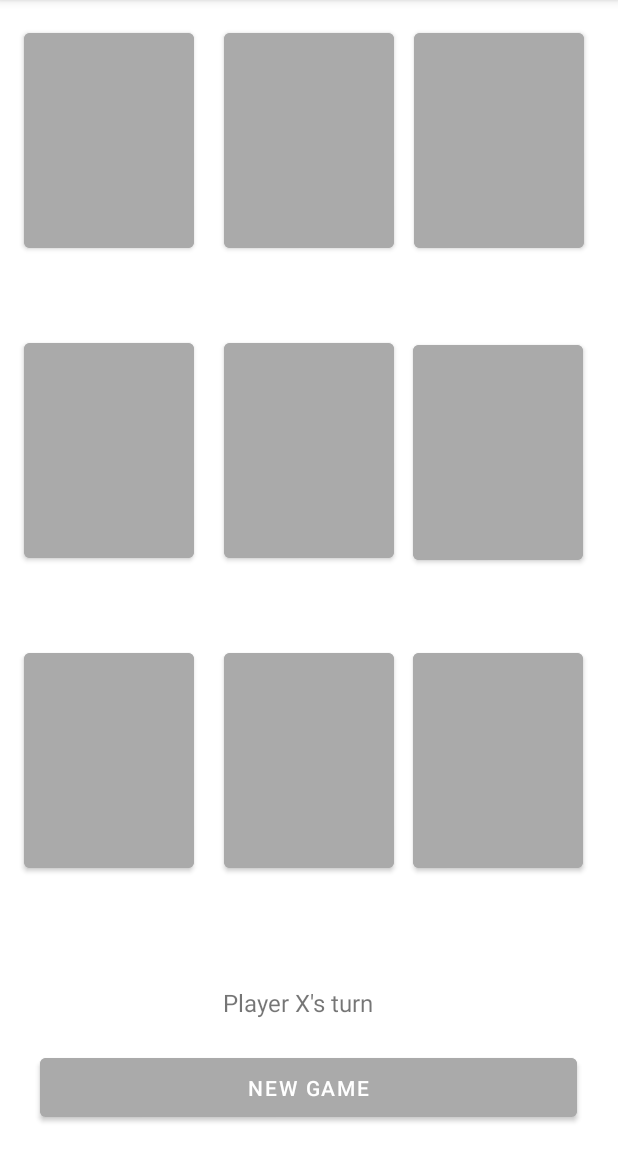
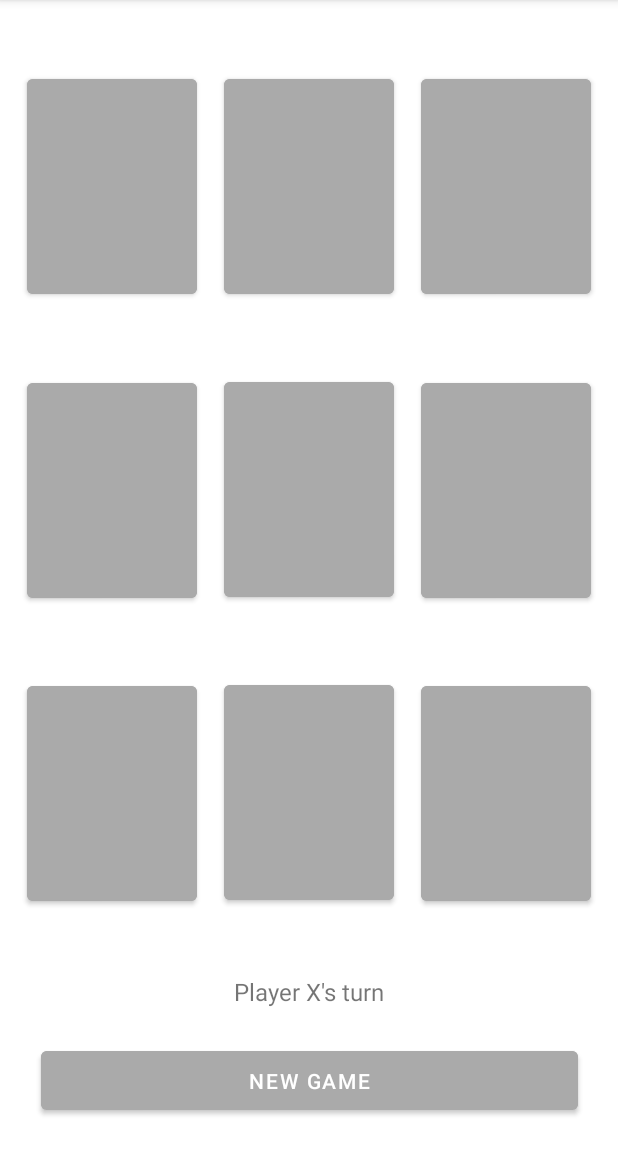
Before and after one commit to RyderDProgrammer/TicTacToe, an Android app: the screen it shows after launch (MainActivity), on a phone screen of 412 x 824 dp, the part 84-1236 px from its top. Run offline under Robolectric (Android 15) with nearby library versions, the phone set to English and light mode, and no system bars.

Commit message:
Got all constraints renewed and working on Pixel4 API30

```diff
--- a/app/src/main/res/layout/activity_main.xml
+++ b/app/src/main/res/layout/activity_main.xml
@@ -15,8 +15,9 @@
         android:textSize="48sp"
         app:iconTint="#686464"
         app:layout_constraintBottom_toTopOf="@+id/button7"
-        app:layout_constraintEnd_toEndOf="parent"
-        app:layout_constraintStart_toStartOf="parent"
+        app:layout_constraintEnd_toStartOf="@+id/button9"
+        app:layout_constraintHorizontal_bias="0.5"
+        app:layout_constraintStart_toEndOf="@+id/button5"
         app:layout_constraintTop_toBottomOf="@+id/button13"
         tools:ignore="SpeakableTextPresentCheck" />
 
@@ -24,46 +25,43 @@
         android:id="@+id/button7"
         android:layout_width="113dp"
         android:layout_height="155dp"
+        android:layout_marginBottom="44dp"
         android:backgroundTint="@android:color/darker_gray"
         android:textColor="#000000"
         android:textSize="48sp"
         app:iconTint="#686464"
-        app:layout_constraintBottom_toBottomOf="parent"
-        app:layout_constraintEnd_toEndOf="parent"
-        app:layout_constraintStart_toStartOf="parent"
-        app:layout_constraintTop_toTopOf="parent"
-        app:layout_constraintVertical_bias="0.701"
+        app:layout_constraintBottom_toTopOf="@+id/textView"
+        app:layout_constraintEnd_toStartOf="@+id/button10"
+        app:layout_constraintHorizontal_bias="0.5"
+        app:layout_constraintStart_toEndOf="@+id/button8"
         tools:ignore="SpeakableTextPresentCheck" />
 
     <Button
         android:id="@+id/button8"
         android:layout_width="113dp"
         android:layout_height="155dp"
-        android:layout_marginStart="16dp"
+        android:layout_marginBottom="88dp"
         android:backgroundTint="@android:color/darker_gray"
         android:textColor="#000000"
         android:textSize="48sp"
         app:iconTint="#686464"
-        app:layout_constraintBottom_toBottomOf="parent"
-        app:layout_constraintEnd_toStartOf="@+id/button13"
-        app:layout_constraintHorizontal_bias="0.0"
+        app:layout_constraintBottom_toTopOf="@+id/button"
+        app:layout_constraintEnd_toStartOf="@+id/button7"
+        app:layout_constraintHorizontal_bias="0.5"
         app:layout_constraintStart_toStartOf="parent"
-        app:layout_constraintTop_toTopOf="parent"
-        app:layout_constraintVertical_bias="0.701"
         tools:ignore="SpeakableTextPresentCheck" />
 
     <Button
         android:id="@+id/button5"
         android:layout_width="113dp"
         android:layout_height="155dp"
-        android:layout_marginStart="16dp"
         android:backgroundTint="@android:color/darker_gray"
         android:textColor="#000000"
         android:textSize="48sp"
         app:iconTint="#686464"
         app:layout_constraintBottom_toTopOf="@+id/button8"
-        app:layout_constraintEnd_toStartOf="@+id/button13"
-        app:layout_constraintHorizontal_bias="0.0"
+        app:layout_constraintEnd_toStartOf="@+id/button4"
+        app:layout_constraintHorizontal_bias="0.5"
         app:layout_constraintStart_toStartOf="parent"
         app:layout_constraintTop_toBottomOf="@+id/button2"
         tools:ignore="SpeakableTextPresentCheck" />
@@ -72,17 +70,14 @@
         android:id="@+id/textView"
         android:layout_width="wrap_content"
         android:layout_height="wrap_content"
+        android:layout_marginBottom="96dp"
         android:text="Player X's turn"
         android:textAlignment="center"
         android:textSize="16sp"
         app:layout_constraintBottom_toBottomOf="parent"
         app:layout_constraintEnd_toEndOf="parent"
-        app:layout_constraintHorizontal_bias="0.475"
-        app:layout_constraintLeft_toLeftOf="parent"
-        app:layout_constraintRight_toRightOf="parent"
-        app:layout_constraintStart_toStartOf="parent"
-        app:layout_constraintTop_toTopOf="parent"
-        app:layout_constraintVertical_bias="0.881" />
+        app:layout_constraintHorizontal_bias="0.498"
+        app:layout_constraintStart_toStartOf="parent" />
 
     <Button
         android:id="@+id/button"
@@ -93,23 +88,20 @@
         app:iconTint="#686464"
         app:layout_constraintBottom_toBottomOf="parent"
         app:layout_constraintEnd_toEndOf="parent"
-        app:layout_constraintHorizontal_bias="0.497"
         app:layout_constraintStart_toStartOf="parent"
-        app:layout_constraintTop_toTopOf="parent"
-        app:layout_constraintVertical_bias="0.976" />
+        app:layout_constraintTop_toBottomOf="@+id/textView" />
 
     <Button
         android:id="@+id/button2"
         android:layout_width="113dp"
         android:layout_height="155dp"
-        android:layout_marginStart="16dp"
-        android:layout_marginTop="16dp"
         android:backgroundTint="@android:color/darker_gray"
         android:textColor="#000000"
         android:textSize="48sp"
         app:iconTint="#686464"
+        app:layout_constraintBottom_toTopOf="@+id/button5"
         app:layout_constraintEnd_toStartOf="@+id/button13"
-        app:layout_constraintHorizontal_bias="0.0"
+        app:layout_constraintHorizontal_bias="0.5"
         app:layout_constraintStart_toStartOf="parent"
         app:layout_constraintTop_toTopOf="parent"
         tools:ignore="SpeakableTextPresentCheck" />
@@ -118,13 +110,14 @@
         android:id="@+id/button13"
         android:layout_width="113dp"
         android:layout_height="155dp"
-        android:layout_marginTop="16dp"
         android:backgroundTint="@android:color/darker_gray"
         android:textColor="#000000"
         android:textSize="48sp"
         app:iconTint="#686464"
-        app:layout_constraintEnd_toEndOf="parent"
-        app:layout_constraintStart_toStartOf="parent"
+        app:layout_constraintBottom_toTopOf="@+id/button4"
+        app:layout_constraintEnd_toStartOf="@+id/button14"
+        app:layout_constraintHorizontal_bias="0.5"
+        app:layout_constraintStart_toEndOf="@+id/button2"
         app:layout_constraintTop_toTopOf="parent"
         tools:ignore="SpeakableTextPresentCheck" />
 
@@ -132,13 +125,13 @@
         android:id="@+id/button14"
         android:layout_width="113dp"
         android:layout_height="155dp"
-        android:layout_marginTop="16dp"
         android:backgroundTint="@android:color/darker_gray"
         android:textColor="#000000"
         android:textSize="48sp"
         app:iconTint="#686464"
+        app:layout_constraintBottom_toTopOf="@+id/button9"
         app:layout_constraintEnd_toEndOf="parent"
-        app:layout_constraintHorizontal_bias="0.375"
+        app:layout_constraintHorizontal_bias="0.5"
         app:layout_constraintStart_toEndOf="@+id/button13"
         app:layout_constraintTop_toTopOf="parent"
         tools:ignore="SpeakableTextPresentCheck" />
@@ -153,26 +146,24 @@
         app:iconTint="#686464"
         app:layout_constraintBottom_toTopOf="@+id/button10"
         app:layout_constraintEnd_toEndOf="parent"
-        app:layout_constraintHorizontal_bias="0.361"
-        app:layout_constraintStart_toEndOf="@+id/button13"
+        app:layout_constraintHorizontal_bias="0.5"
+        app:layout_constraintStart_toEndOf="@+id/button4"
         app:layout_constraintTop_toBottomOf="@+id/button14"
-        app:layout_constraintVertical_bias="0.513"
         tools:ignore="SpeakableTextPresentCheck" />
 
     <Button
         android:id="@+id/button10"
         android:layout_width="113dp"
         android:layout_height="155dp"
+        android:layout_marginBottom="88dp"
         android:backgroundTint="@android:color/darker_gray"
         android:textColor="#000000"
         android:textSize="48sp"
         app:iconTint="#686464"
-        app:layout_constraintBottom_toBottomOf="parent"
+        app:layout_constraintBottom_toTopOf="@+id/button"
         app:layout_constraintEnd_toEndOf="parent"
-        app:layout_constraintHorizontal_bias="0.361"
-        app:layout_constraintStart_toEndOf="@+id/button13"
-        app:layout_constraintTop_toTopOf="parent"
-        app:layout_constraintVertical_bias="0.701"
+        app:layout_constraintHorizontal_bias="0.5"
+        app:layout_constraintStart_toEndOf="@+id/button7"
         tools:ignore="SpeakableTextPresentCheck" />
 
 </androidx.constraintlayout.widget.ConstraintLayout>
```
